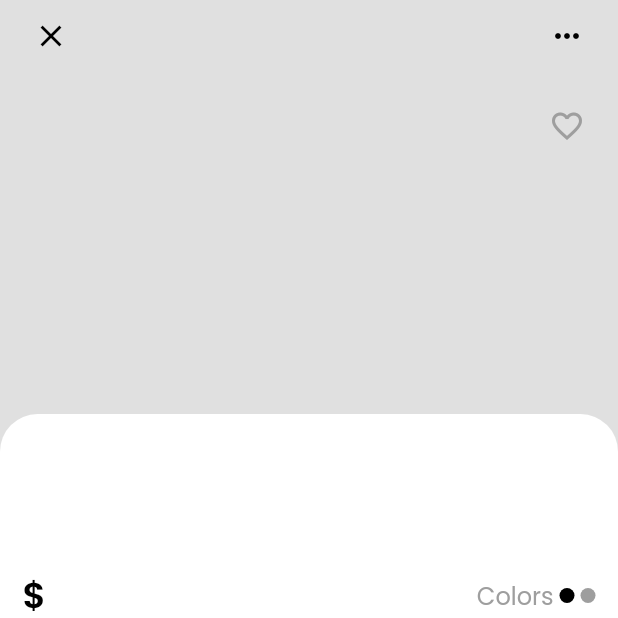
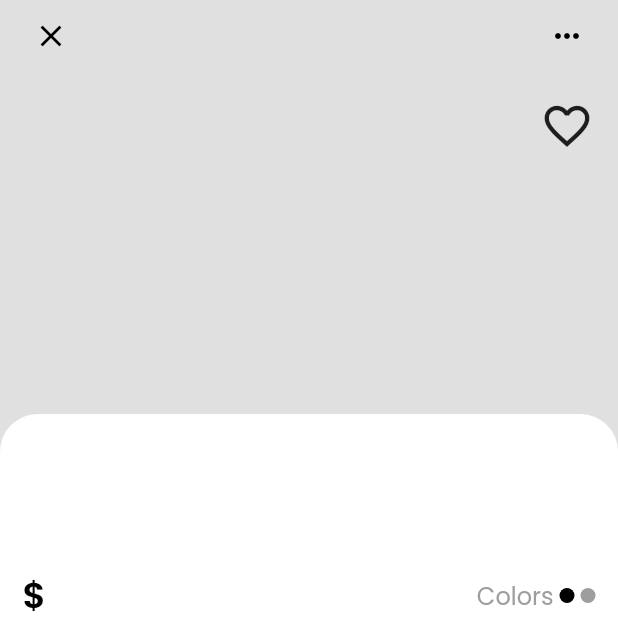
Before and after one commit to yasserpro2004/onlineshop, a Flutter app: the ProductDetails screen opened directly with empty values, on a phone screen of 412 x 824 dp, the top half of it. Run offline on Flutter 3.47's test engine with Material 2 defaults, Android fonts, the light colour scheme and no system bars; our stand-ins replace cached_network_image, google_fonts, hive, hive_flutter, ionicons; accounts and stored records are empty; network calls fail.

Commit message:
createWIshlistBoxAndRepositoryAndProviderAndScreen

```diff
--- a/lib/config/constant/constants.dart
+++ b/lib/config/constant/constants.dart
@@ -14,4 +14,5 @@ class AppDatabasesName {
   static const String cartBoxName = 'cart_box';
   static const String wishlistBoxName = 'wishlist_box';
   static const String cartAdaptorName = 'CartItemAdapter';
+  static const String wishlistAdaptorName = 'WishlistItemAdapter';
 }
--- a/lib/main.dart
+++ b/lib/main.dart
@@ -16,6 +16,7 @@ void main() async {
       ChangeNotifierProvider(create: (context) => KidsShoesNotifier()),
       ChangeNotifierProvider(create: (context) => PageIndicator()),
       ChangeNotifierProvider(create: (context) => CartNotifier()),
+      ChangeNotifierProvider(create: (context) => WishlistNotifier()),
     ],
     child: MaterialApp(
       title: 'demo',
--- a/lib/models/models.dart
+++ b/lib/models/models.dart
@@ -1,2 +1,3 @@
 export 'product.dart';
 export 'cart/cart.dart';
+export 'wishlist/wishlist.dart';
--- /dev/null
+++ b/lib/models/wishlist/wishlist.dart
@@ -0,0 +1,19 @@
+import 'package:hive/hive.dart';
+
+import '../../config/constant/constants.dart';
+
+part 'wishlist.g.dart';
+
+@HiveType(typeId: 2, adapterName: AppDatabasesName.wishlistAdaptorName)
+class WishlistItem extends HiveObject {
+  @HiveField(0)
+  late String productID;
+  @HiveField(1)
+  late String name;
+  @HiveField(2)
+  late String category;
+  @HiveField(3)
+  late String imageURL;
+  @HiveField(4)
+  late double price;
+}
--- a/lib/provider/providers.dart
+++ b/lib/provider/providers.dart
@@ -6,3 +6,4 @@ export 'products/kids_shoes_provider.dart';
 export 'controllers/page_indicator.dart';
 export 'controllers/main_screen_provider.dart';
 export 'cart/cart_provider.dart';
+export 'wishlist/wishlist_provider.dart';
--- /dev/null
+++ b/lib/provider/wishlist/wishlist_provider.dart
@@ -0,0 +1,30 @@
+import 'package:flutter/material.dart';
+import 'package:hive/hive.dart';
+import 'package:onlineshop/models/models.dart';
+import 'package:onlineshop/repositories/wishlist/wishlist_repository.dart';
+
+class WishlistNotifier extends ChangeNotifier {
+  late Box<WishlistItem> _wishlistProducts;
+
+  bool _isDataLoaded = false;
+
+  final WishlistRepository _wishlistRepository = WishlistRepository();
+
+  WishlistNotifier() {
+    _wishlistProducts = _wishlistRepository.getWishlistProduct;
+    _isDataLoaded = true;
+    notifyListeners();
+  }
+
+  Box<WishlistItem> get wishlistProducts => _wishlistProducts;
+  bool get isDataLoaded => _isDataLoaded;
+
+  Future<void> updateData(WishlistItem wishlistItem, bool isAdded) async {
+    _wishlistRepository.updateWishlist(wishlistItem, isAdded);
+    notifyListeners();
+  }
+
+  bool getFavoriteProductByKey(String productID) {
+    return _wishlistProducts.containsKey(productID);
+  }
+}
--- /dev/null
+++ b/lib/repositories/wishlist/wishlist_repository.dart
@@ -0,0 +1,19 @@
+import 'package:onlineshop/databases/hive_database.dart';
+import 'package:onlineshop/models/models.dart';
+import 'package:hive/hive.dart';
+import 'package:onlineshop/repositories/wishlist/base_wishlist_repository.dart';
+
+class WishlistRepository extends BaseWishlistRepository {
+  @override
+  Box<WishlistItem> get getWishlistProduct => HiveDatabase.returnWishlistBox();
+
+  @override
+  Future<void> updateWishlist(WishlistItem wishlistItem, bool isAdded) async {
+    final wishlistBox = getWishlistProduct;
+    if (isAdded) {
+      wishlistBox.put(wishlistItem.productID, wishlistItem);
+    } else {
+      wishlistBox.delete(wishlistItem.productID);
+    }
+  }
+}
--- a/lib/screen/cart/cart_page.dart
+++ b/lib/screen/cart/cart_page.dart
@@ -1,8 +1,6 @@
 import 'package:flutter/material.dart';
 import 'package:onlineshop/config/constant/app_sizes.dart';
 import 'package:onlineshop/provider/providers.dart';
-import 'package:onlineshop/widget/cart/cart_card.dart';
-
 import '../../widget/widgets.dart';
 
 class CartScreen extends StatelessWidget {
--- a/lib/screen/main/main_screen.dart
+++ b/lib/screen/main/main_screen.dart
@@ -10,7 +10,7 @@ class MainScreen extends StatelessWidget {
   final List<Widget> pageList = [
     const HomeScreen(),
     const SearchScreen(),
-    const HomeScreen(),
+    const WishlistScreen(),
     const CartScreen(),
     const ProfileScreen(),
   ];
--- a/lib/screen/products/product_details.dart
+++ b/lib/screen/products/product_details.dart
@@ -84,10 +84,35 @@ class ProductDetails extends StatelessWidget {
                         Positioned(
                           right: Sizes.p16,
                           top: MediaQuery.of(context).size.height * 0.08,
-                          child: const NavBarIcon(
-                            ico: Icons.favorite_border,
-                            iconColor: Colors.grey,
-                          ),
+                          child: Consumer<WishlistNotifier>(
+                              builder: (context, wishlistNotifier, child) {
+                            return GestureDetector(
+                              onTap: () {
+                                final wishlistItem = WishlistItem()
+                                  ..productID = product.id
+                                  ..name = product.name
+                                  ..category = product.category
+                                  ..imageURL = product.imageUrl[0]
+                                  ..price = double.parse(product.price);
+
+                                bool isAdded = !wishlistNotifier
+                                    .getFavoriteProductByKey(product.id);
+                                wishlistNotifier.updateData(
+                                    wishlistItem, isAdded);
+                              },
+                              child: wishlistNotifier
+                                      .getFavoriteProductByKey(product.id)
+                                  ? const Icon(
+                                      Icons.favorite,
+                                      color: Colors.red,
+                                      size: Sizes.p36,
+                                    )
+                                  : const Icon(
+                                      Icons.favorite_border_outlined,
+                                      size: Sizes.p36,
+                                    ),
+                            );
+                          }),
                         ),
                         Positioned(
                             bottom: 0,
@@ -235,7 +260,8 @@ class ProductDetails extends StatelessWidget {
                                     cartItem.imageURL = product.imageUrl[context
                                         .read<PageIndicator>()
                                         .pageIndex];
-                                    cartItem.price =double.parse(product.price)  ;
+                                    cartItem.price =
+                                        double.parse(product.price);
                                     cartItem.sizes =
                                         mycustomToggleSwitch.selectedShoesSizes;
                                     cartItem.qty = 1;
--- a/lib/screen/screens.dart
+++ b/lib/screen/screens.dart
@@ -4,3 +4,4 @@ export 'home/home_page.dart';
 export 'profile/profile_page.dart';
 export 'search/search_page.dart';
 export 'products/product_by_cat.dart';
+export 'wishlist/wishlist_screen.dart';
--- a/lib/widget/custom_nav_bar.dart
+++ b/lib/widget/custom_nav_bar.dart
@@ -42,8 +42,8 @@ class BottomNavBar extends StatelessWidget {
                         mainScreenNotifier.pageIndex = 2;
                       },
                       ico: mainScreenNotifier.pageIndex == 2
-                          ? Ionicons.add_circle
-                          : Ionicons.add_circle_outline,
+                          ? Icons.favorite
+                          : Icons.favorite_border,
                     ),
                     NavBarIcon(
                       onTap: () {
--- a/lib/widget/widgets.dart
+++ b/lib/widget/widgets.dart
@@ -14,6 +14,7 @@ export 'products/products_grid.dart';
 export 'products/shoes_size_togglebutton.dart';
 export 'products/product_card.dart';
 export 'products/product_control.dart';
+export 'products/product_card_list.dart';
 
 export 'home/shoes_data.dart';
 
```
Also changed, not shown: lib/databases/hive_database.dart (+15 -5 lines), lib/provider/cart/cart_provider.dart (+6 -24 lines), lib/repositories/wishlist/base_wishlist_repository.dart (added, +7 -0 lines), lib/screen/wishlist/wishlist_screen.dart (added, +61 -0 lines), lib/widget/products/product_card.dart (+43 -17 lines), lib/widget/products/product_card_list.dart (renamed from lib/widget/cart/cart_card.dart, +16 -4 lines), lib/widget/products/product_control.dart (+19 -19 lines), lib/models/wishlist/wishlist.g.dart (added).
